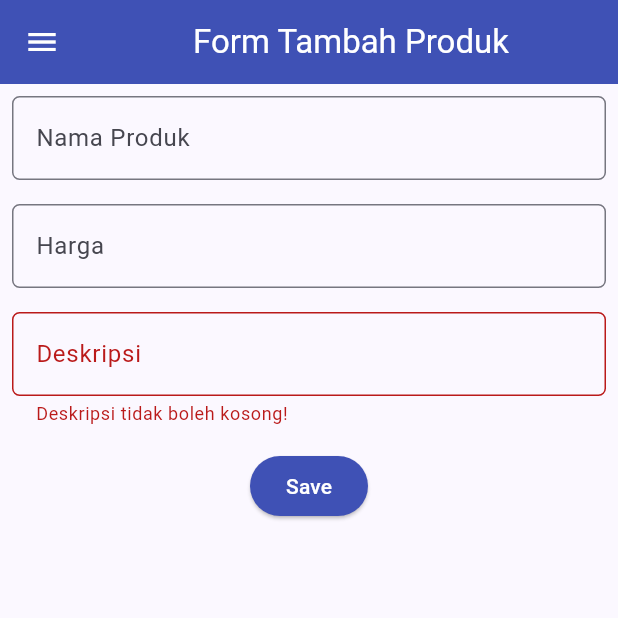
After one commit to syifamahira/shopping-list-mobile, a Flutter app: the ShopFormPage screen opened directly, after a tap on "Save", on a phone screen of 412 x 824 dp, the top half of it. The commit adds this screen. Run offline on Flutter 3.47's test engine with Material 2 defaults, Android fonts, the phone set to English and light mode, and no system bars.

Commit message:
done tutorial7

```diff
--- a/lib/main.dart
+++ b/lib/main.dart
@@ -1,5 +1,5 @@
 import 'package:flutter/material.dart';
-import 'package:shopping_list_flutter/menu.dart';
+import 'package:shopping_list_flutter/screens/menu.dart';
 
 void main() {
   runApp(const MyApp());
--- /dev/null
+++ b/lib/screens/shoplist_form.dart
@@ -0,0 +1,168 @@
+import 'package:flutter/material.dart';
+import 'package:shopping_list_flutter/widgets/left_drawer.dart';
+
+class ShopFormPage extends StatefulWidget {
+    const ShopFormPage({super.key});
+
+    @override
+    State<ShopFormPage> createState() => _ShopFormPageState();
+}
+
+
+class _ShopFormPageState extends State<ShopFormPage> {
+    final _formKey = GlobalKey<FormState>();
+    String _name = "";
+    int _price = 0;
+    String _description = "";
+
+    @override
+    Widget build(BuildContext context) {
+        return Scaffold(
+            appBar: AppBar(
+                title: const Center(
+                child: Text(
+                    'Form Tambah Produk',
+                ),
+                ),
+                backgroundColor: Colors.indigo,
+                foregroundColor: Colors.white,
+            ),
+            drawer: const LeftDrawer(),
+            body: Form(
+                key: _formKey,
+                child: SingleChildScrollView(
+                    child: Column(
+                            crossAxisAlignment: CrossAxisAlignment.start,
+                            children: [
+                                Padding(
+                                padding: const EdgeInsets.all(8.0),
+                                child: TextFormField(
+                                    decoration: InputDecoration(
+                                    hintText: "Nama Produk",
+                                    labelText: "Nama Produk",
+                                    border: OutlineInputBorder(
+                                        borderRadius: BorderRadius.circular(5.0),
+                                    ),
+                                    ),
+                                    onChanged: (String? value) {
+                                    setState(() {
+                                        _name = value!;
+                                    });
+                                    },
+                                    validator: (String? value) {
+                                    if (value == null || value.isEmpty) {
+                                        return "Nama tidak boleh kosong!";
+                                    }
+                                    return null;
+                                    },
+                                ),
+                                ),
+                                Padding(
+                                    padding: const EdgeInsets.all(8.0),
+                                    child: TextFormField(
+                                        decoration: InputDecoration(
+                                        hintText: "Harga",
+                                        labelText: "Harga",
+                                        border: OutlineInputBorder(
+                                            borderRadius: BorderRadius.circular(5.0),
+                                        ),
+                                        ),
+                                        // TODO: Tambahkan variabel yang sesuai
+                                        onChanged: (String? value) {
+                                        setState(() {
+                                            _price = int.parse(value!);
+                                        });
+                                        },
+                                        validator: (String? value) {
+                                        if (value == null || value.isEmpty) {
+                                            return "Harga tidak boleh kosong!";
+                                        }
+                                        if (int.tryParse(value) == null) {
+                                            return "Harga harus berupa angka!";
+                                        }
+                                        return null;
+                                        },
+                                    ),
+                                    ),
+                                    Padding(
+                                    padding: const EdgeInsets.all(8.0),
+                                    child: TextFormField(
+                                        decoration: InputDecoration(
+                                        hintText: "Deskripsi",
+                                        labelText: "Deskripsi",
+                                        border: OutlineInputBorder(
+                                            borderRadius: BorderRadius.circular(5.0),
+                                        ),
+                                        ),
+                                        onChanged: (String? value) {
+                                        setState(() {
+
+                                            _description = value!;
+                                        });
+                                        },
+                                        validator: (String? value) {
+                                        if (value == null || value.isEmpty) {
+                                            return "Deskripsi tidak boleh kosong!";
+                                        }
+                                        return null;
+                                        },
+                                    ),
+                                ),
+                                Align(
+                                    alignment: Alignment.bottomCenter,
+                                    child: Padding(
+                                        padding: const EdgeInsets.all(8.0),
+                                        child: ElevatedButton(
+                                            style: ButtonStyle(
+                                                backgroundColor:
+                                                    MaterialStateProperty.all(Colors.indigo),
+                                            ),
+                                            onPressed: () {
+                                                if (_formKey.currentState!.validate()) {
+                                                showDialog(
+                                                    context: context,
+                                                    builder: (context) {
+                                                    return AlertDialog(
+                                                        title: const Text('Produk berhasil tersimpan'),
+                                                        content: SingleChildScrollView(
+                                                        child: Column(
+                                                            crossAxisAlignment:
+                                                                CrossAxisAlignment.start,
+                                                            children: [
+                                                            Text('Nama: $_name'),
+
+                                                            Text('Harga: $_price'),
+                                                            Text('Deskripsi: $_description'),
+                                                            Text('Price: $_price')
+                                                            ],
+                                                        ),
+                                                        ),
+                                                        actions: [
+                                                        TextButton(
+                                                            child: const Text('OK'),
+                                                            onPressed: () {
+                                                            Navigator.pop(context);
+                                                            },
+                                                        ),
+                                                        ],
+                                                    );
+                                                    },
+                                                );
+                                                }
+                                                _formKey.currentState!.reset();
+                                            },
+                                            child: const Text(
+                                                "Save",
+                                                style: TextStyle(color: Colors.white),
+                                            ),
+                                            ),
+                                    ),
+                                    ),
+                            ],
+                        )
+                ),
+
+            ),
+            );
+    }
+}
--- /dev/null
+++ b/lib/widgets/left_drawer.dart
@@ -0,0 +1,69 @@
+import 'package:flutter/material.dart';
+import 'package:shopping_list_flutter/screens/menu.dart';
+import 'package:shopping_list_flutter/screens/shoplist_form.dart';
+
+class LeftDrawer extends StatelessWidget {
+  const LeftDrawer({super.key});
+
+  @override
+  Widget build(BuildContext context) {
+    return Drawer(
+      child: ListView(
+        children: [
+          const DrawerHeader(
+            decoration: BoxDecoration(
+              color: Colors.indigo,
+            ),
+            child: Column(
+              children: [
+                Text(
+                  'Shopping List',
+                  textAlign: TextAlign.center,
+                  style: TextStyle(
+                    fontSize: 30,
+                    fontWeight: FontWeight.bold,
+                    color: Colors.white,
+                  ),
+                ),
+                Padding(padding: EdgeInsets.all(10)),
+                Text("Catat seluruh keperluan belanjamu di sini!",
+
+                    textAlign: TextAlign.center,
+                    style: TextStyle(
+                      fontSize: 15,
+                      fontWeight: FontWeight.normal,
+                      color: Colors.white,
+                    )
+                    ),
+              ],
+            ),
+          ),
+          ListTile(
+            leading: const Icon(Icons.home_outlined),
+            title: const Text('Halaman Utama'),
+            // Bagian redirection ke MyHomePage
+            onTap: () {
+                Navigator.pushReplacement(
+                    context,
+                    MaterialPageRoute(
+                    builder: (context) => MyHomePage(),
+                    ));
+            },
+            ),
+            ListTile(
+            leading: const Icon(Icons.add_shopping_cart),
+            title: const Text('Tambah Produk'),
+            // Bagian redirection ke ShopFormPage
+            onTap: () {
+                Navigator.pushReplacement(
+                    context,
+                    MaterialPageRoute(
+                    builder: (context) => ShopFormPage(),
+                    ));
+            },
+            ),
+        ],
+      ),
+    );
+  }
+}
```
Also changed, not shown: form_sample/analysis_options.yaml (added, +28 -0 lines), form_sample/lib/main.dart (added, +66 -0 lines), form_sample/pubspec.yaml (added, +90 -0 lines), lib/screens/menu.dart (renamed from lib/menu.dart, +11 -0 lines), lib/widgets/shop_card.dart (added, +62 -0 lines), form_sample/pubspec.lock (added), 123 other files.
